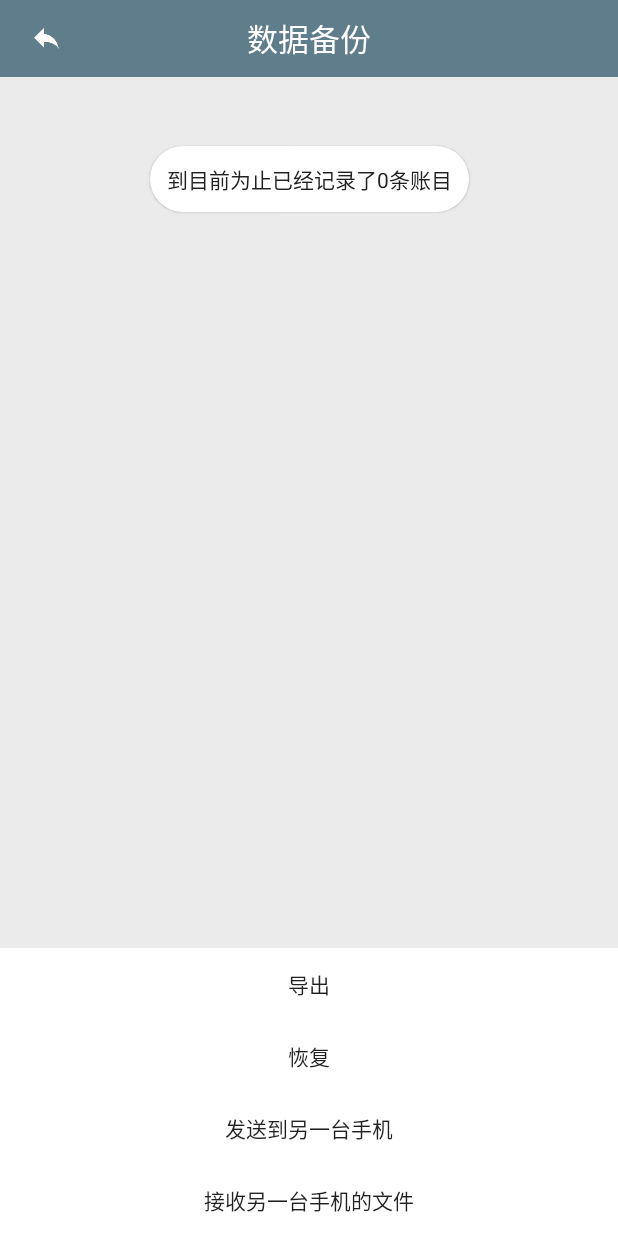
After one commit to xzlyf/SimpleKeepAccount, an Android app: the BackupActivity screen opened directly, with no data from a screen before it, on a phone screen of 412 x 824 dp. The commit adds this screen. Run offline under Robolectric (Android 15) with nearby library versions, the phone set to English and light mode, and no system bars; libraries missing offline, so code that uses them is left out: org.litepal, org.litepal.crud; 1 statement that could not run was skipped.

Commit message:
导入导出 50%

```diff
--- a/app/build.gradle
+++ b/app/build.gradle
@@ -19,7 +19,7 @@ android {
 }
 
 dependencies {
-    implementation fileTree(dir: 'libs', include: ['*.jar'])
+    implementation fileTree(include: ['*.jar'], dir: 'libs')
     implementation 'com.android.support:appcompat-v7:28.0.0'
     implementation 'com.android.support.constraint:constraint-layout:1.1.3'
     testImplementation 'junit:junit:4.12'
@@ -37,5 +37,5 @@ dependencies {
     implementation project(path: ':LogUtil')
     implementation 'com.android.support:gridlayout-v7:28.0.0'
     implementation 'com.github.markushi:circlebutton:1.1'
-
+    implementation files('lib/jxl-2.6.12.jar')
 }
--- a/app/src/main/AndroidManifest.xml
+++ b/app/src/main/AndroidManifest.xml
@@ -16,8 +16,9 @@
         android:roundIcon="@drawable/logo_max"
         android:supportsRtl="true"
         android:theme="@style/AppNoTitle">
+        <activity android:name=".activity.setting.BackupActivity"></activity>
         <activity
-            android:name=".activity.LockActivity"
+            android:name=".activity.setting.LockActivity"
             android:theme="@style/addActivity_theme" />
         <activity android:name=".activity.setting.AlarmSettingActivity" />
         <activity android:name=".activity.setting.CategoryAddActivity" />
--- a/app/src/main/java/com/xz/ska/activity/MainActivity.java
+++ b/app/src/main/java/com/xz/ska/activity/MainActivity.java
@@ -14,6 +14,7 @@ import android.widget.ImageView;
 import com.xz.com.log.LogUtil;
 import com.xz.ska.R;
 import com.xz.ska.activity.home.AddActivity;
+import com.xz.ska.activity.setting.LockActivity;
 import com.xz.ska.activity.setting.MySelfActivity;
 import com.xz.ska.adapter.NewZhipeiAdapter;
 import com.xz.ska.base.BaseActivity;
@@ -79,7 +80,7 @@ public class MainActivity extends BaseActivity implements View.OnClickListener {
             //判断是否已设置过pass
             cfas = (CFAS) LitePalUtil.queryFirst(CFAS.class);
             if (cfas != null) {
-                startActivity(new Intent(MainActivity.this,LockActivity.class).putExtra("isHome",true));
+                startActivity(new Intent(MainActivity.this, LockActivity.class).putExtra("isHome",true));
                 finish();
             }
 
--- /dev/null
+++ b/app/src/main/java/com/xz/ska/activity/setting/BackupActivity.java
@@ -0,0 +1,95 @@
+package com.xz.ska.activity.setting;
+
+import android.view.View;
+import android.widget.Button;
+import android.widget.ImageView;
+import android.widget.TextView;
+
+import com.xz.ska.R;
+import com.xz.ska.base.BaseActivity;
+import com.xz.ska.custom.RecyclerDialog;
+import com.xz.ska.entity.Book;
+import com.xz.ska.sql.LitePalUtil;
+import com.xz.ska.utils.TimeUtil;
+
+import java.util.List;
+
+public class BackupActivity extends BaseActivity implements View.OnClickListener {
+
+
+    private ImageView back;
+    private TextView totalNumber;
+    private TextView logText;
+    private Button exportBtn;
+    private Button importBtn;
+    private List<Book> allDate;
+
+    @Override
+    public int getLayoutResource() {
+        return R.layout.activity_backup;
+    }
+
+    @Override
+    public void findID() {
+        initView();
+    }
+
+    private void initView() {
+        back = findViewById(R.id.back);
+        totalNumber = findViewById(R.id.total_number);
+        logText = findViewById(R.id.log_text);
+        exportBtn = findViewById(R.id.export_btn);
+        importBtn = findViewById(R.id.import_btn);
+        back.setOnClickListener(this);
+        exportBtn.setOnClickListener(this);
+        importBtn.setOnClickListener(this);
+    }
+
+    @Override
+    public void init_Data() {
+        allDate = LitePalUtil.queryBookAll();
+        totalNumber.setText("到目前为止已经记录了" + allDate.size() + "条账目");
+
+    }
+
+    @Override
+    public void showData(Object object) {
+        if (object instanceof Boolean){
+            if ((boolean)object){
+                logTool("导出成功");
+            }else{
+                logTool("导出失败");
+            }
+        }
+    }
+
+
+    @Override
+    public void onClick(View v) {
+        switch (v.getId()) {
+            case R.id.back:
+                finish();
+                break;
+            case R.id.export_btn:
+                presenter.export2Excel(allDate);
+                break;
+            case R.id.import_btn:
+                showSelectDialog();
+                break;
+        }
+    }
+
+    private void showSelectDialog() {
+//        List<Book> mlist = ExcelUtil.ReadExcel(getExternalFilesDir("backups").toString()+"/1566974377072.xls");
+
+
+        RecyclerDialog dialog = new RecyclerDialog(this,R.style.base_dialog);
+        dialog.create();
+        dialog.show();
+    }
+
+    private void logTool(String msg){
+        logText.append(TimeUtil.getSimDate("yyyy-MM-dd HH:mm:ss",System.currentTimeMillis()) +msg+'\n');
+    }
+
+}
--- a/app/src/main/java/com/xz/ska/activity/LockActivity.java
+++ b/app/src/main/java/com/xz/ska/activity/setting/LockActivity.java
@@ -1,4 +1,4 @@
-package com.xz.ska.activity;
+package com.xz.ska.activity.setting;
 
 import android.Manifest;
 import android.annotation.TargetApi;
@@ -20,6 +20,7 @@ import android.widget.TextView;
 import android.widget.Toast;
 
 import com.xz.ska.R;
+import com.xz.ska.activity.MainActivity;
 import com.xz.ska.base.BaseActivity;
 import com.xz.ska.entity.CFAS;
 import com.xz.ska.sql.LitePalUtil;
--- /dev/null
+++ b/app/src/main/res/layout/activity_backup.xml
@@ -0,0 +1,98 @@
+<?xml version="1.0" encoding="utf-8"?>
+<android.support.constraint.ConstraintLayout xmlns:android="http://schemas.android.com/apk/res/android"
+    xmlns:app="http://schemas.android.com/apk/res-auto"
+    xmlns:tools="http://schemas.android.com/tools"
+    android:layout_width="match_parent"
+    android:layout_height="match_parent"
+    android:background="@color/dark"
+    tools:context=".activity.setting.BackupActivity">
+
+    <FrameLayout
+        android:id="@+id/toolbar"
+        android:layout_width="match_parent"
+        android:layout_height="wrap_content"
+        android:background="@color/colorPrimary"
+        app:layout_constraintLeft_toLeftOf="parent"
+        app:layout_constraintTop_toTopOf="parent">
+
+        <TextView
+            android:layout_width="match_parent"
+            android:layout_height="@dimen/dp_45"
+            android:gravity="center"
+            android:text="数据备份"
+            android:textColor="@color/white"
+            android:textSize="@dimen/sp_18" />
+
+        <ImageView
+            android:id="@+id/back"
+            android:layout_width="@dimen/dp_30"
+            android:layout_height="@dimen/dp_30"
+            android:layout_gravity="center_vertical"
+            android:layout_marginStart="@dimen/dp_12"
+            android:background="@drawable/selector_btn"
+            android:clickable="true"
+            android:focusable="true"
+            android:padding="@dimen/dp_5"
+            android:src="@drawable/ic_back_white" />
+
+    </FrameLayout>
+
+    <TextView
+        android:id="@+id/total_number"
+        android:layout_width="wrap_content"
+        android:layout_height="wrap_content"
+        android:layout_marginTop="@dimen/dp_40"
+        android:background="@drawable/background_quanyuanjiao"
+        android:elevation="@dimen/dp_1"
+        android:padding="@dimen/dp_10"
+        android:text="到目前为止已经记录了123条账目"
+        android:textColor="@color/primary_text"
+        app:layout_constraintLeft_toLeftOf="parent"
+        app:layout_constraintRight_toRightOf="parent"
+        app:layout_constraintTop_toBottomOf="@+id/toolbar" />
+
+    <ScrollView
+        android:layout_width="match_parent"
+        android:layout_height="wrap_content"
+        app:layout_constraintBottom_toTopOf="@+id/bottom_layout">
+
+        <TextView
+            android:id="@+id/log_text"
+            android:layout_width="match_parent"
+            android:layout_height="wrap_content"
+            android:maxHeight="@dimen/dp_200" />
+    </ScrollView>
+
+    <LinearLayout
+        android:id="@+id/bottom_layout"
+        android:layout_width="match_parent"
+        android:layout_height="wrap_content"
+        android:orientation="vertical"
+        app:layout_constraintBottom_toBottomOf="parent">
+
+        <Button
+            style="@style/number_keyboard"
+            android:id="@+id/export_btn"
+            android:layout_width="match_parent"
+            android:layout_height="wrap_content"
+            android:text="导出" />
+        <Button
+            android:id="@+id/import_btn"
+            style="@style/number_keyboard"
+            android:layout_width="match_parent"
+            android:layout_height="wrap_content"
+            android:text="恢复" />
+        <Button
+            style="@style/number_keyboard"
+            android:layout_width="match_parent"
+            android:layout_height="wrap_content"
+            android:text="发送到另一台手机" />
+        <Button
+            style="@style/number_keyboard"
+
+            android:layout_width="match_parent"
+            android:layout_height="wrap_content"
+            android:text="接收另一台手机的文件" />
+    </LinearLayout>
+
+</android.support.constraint.ConstraintLayout>
--- a/app/src/main/res/layout/activity_lock.xml
+++ b/app/src/main/res/layout/activity_lock.xml
@@ -6,7 +6,7 @@
     android:layout_height="match_parent"
     android:background="@color/dark"
     android:focusableInTouchMode="true"
-    tools:context=".activity.LockActivity">
+    tools:context=".activity.setting.LockActivity">
     <!--组控件，可一键隐藏组内的控件-->
     <android.support.constraint.Group
         android:id="@+id/group_login"
--- a/app/src/main/res/layout/activity_my_self.xml
+++ b/app/src/main/res/layout/activity_my_self.xml
@@ -113,14 +113,16 @@
             android:textSize="@dimen/sp_14" />
 
         <LinearLayout
-            android:layout_gravity="center_vertical|end"
             android:layout_width="wrap_content"
             android:layout_height="wrap_content"
+            android:layout_gravity="center_vertical|end"
             android:orientation="horizontal">
+
             <TextView
                 android:id="@+id/btn3_sp"
                 android:layout_width="wrap_content"
                 android:layout_height="wrap_content" />
+
             <ImageView
                 android:layout_width="@dimen/dp_15"
                 android:layout_height="@dimen/dp_15"
@@ -153,8 +155,8 @@
     </FrameLayout>
 
     <FrameLayout
+        android:id="@+id/btn5"
         android:layout_width="match_parent"
-
         android:layout_height="@dimen/dp_34"
         android:layout_marginTop="@dimen/dp_2"
         android:background="@color/white"
```
Also changed, not shown: app/src/main/java/com/xz/ska/activity/setting/MySelfActivity.java (+7 -1 lines), app/src/main/java/com/xz/ska/custom/RecyclerDialog.java (added, +140 -0 lines), app/src/main/java/com/xz/ska/presenter/Presenter.java (+44 -1 lines), app/src/main/java/com/xz/ska/utils/ExcelUtil.java (added, +259 -0 lines), app/src/main/res/anim/xuanzhuan_fan.xml (added, +10 -0 lines), app/src/main/res/layout/dialog_recycler_list.xml (added, +63 -0 lines), app/src/main/res/drawable/ic_refresh.png (added), 1 other file.
